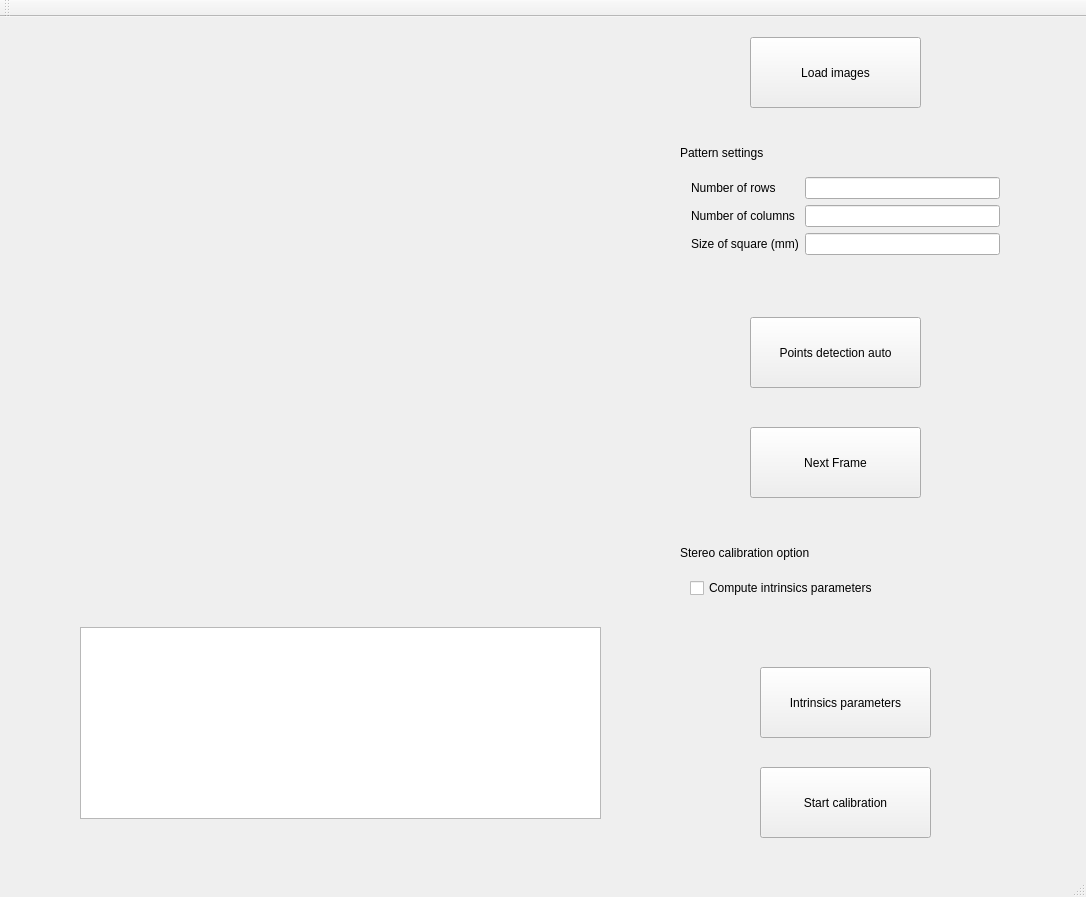
Qt form StereoCalibration/stereocalibration.ui (shadimsaleh/StereoCalibration) before a commit.
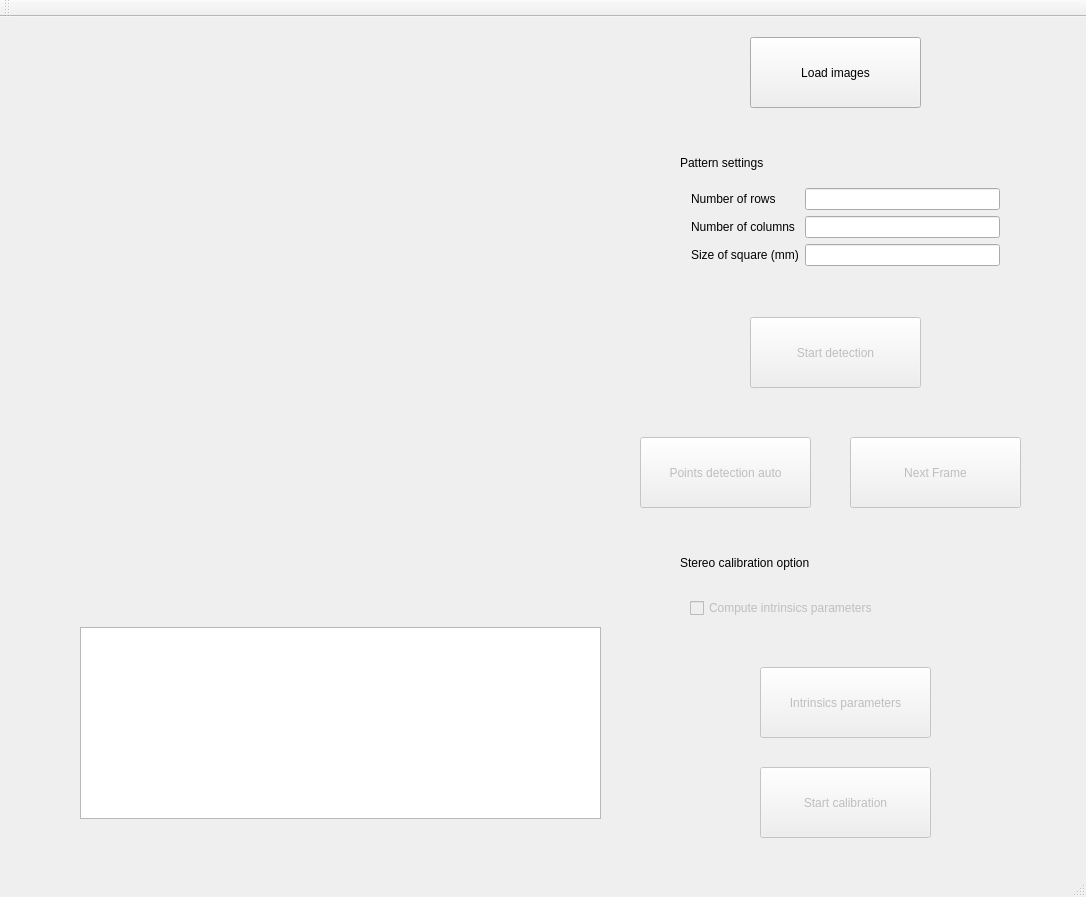
The same form after that commit.

The edit to the form file:
```diff
--- a/StereoCalibration/stereocalibration.ui
+++ b/StereoCalibration/stereocalibration.ui
@@ -31,10 +31,13 @@
     </property>
    </widget>
    <widget class="QPushButton" name="pushButtonNextFrame">
+    <property name="enabled">
+     <bool>false</bool>
+    </property>
     <property name="geometry">
      <rect>
-      <x>750</x>
-      <y>410</y>
+      <x>850</x>
+      <y>420</y>
       <width>171</width>
       <height>71</height>
      </rect>
@@ -57,7 +60,7 @@
     <property name="geometry">
      <rect>
       <x>679</x>
-      <y>550</y>
+      <y>570</y>
       <width>334</width>
       <height>81</height>
      </rect>
@@ -65,6 +68,9 @@
     <layout class="QFormLayout" name="formLayout">
      <item row="0" column="0">
       <widget class="QCheckBox" name="checkBoxComputeIntrinsicsParameters">
+       <property name="enabled">
+        <bool>false</bool>
+       </property>
        <property name="text">
         <string>Compute intrinsics parameters</string>
        </property>
@@ -76,7 +82,7 @@
     <property name="geometry">
      <rect>
       <x>680</x>
-      <y>520</y>
+      <y>530</y>
       <width>201</width>
       <height>31</height>
      </rect>
@@ -99,6 +105,9 @@
     </property>
    </widget>
    <widget class="QPushButton" name="pushButtonStartCalibration">
+    <property name="enabled">
+     <bool>false</bool>
+    </property>
     <property name="geometry">
      <rect>
       <x>760</x>
@@ -115,7 +124,7 @@
     <property name="geometry">
      <rect>
       <x>680</x>
-      <y>149</y>
+      <y>160</y>
       <width>331</width>
       <height>101</height>
      </rect>
@@ -129,7 +138,11 @@
       </widget>
      </item>
      <item row="0" column="1">
-      <widget class="QLineEdit" name="numberOfRowLineEdit"/>
+      <widget class="QLineEdit" name="numberOfRowLineEdit">
+       <property name="alignment">
+        <set>Qt::AlignRight|Qt::AlignTrailing|Qt::AlignVCenter</set>
+       </property>
+      </widget>
      </item>
      <item row="1" column="0">
       <widget class="QLabel" name="numberOfColumnsLabel">
@@ -139,7 +152,11 @@
       </widget>
      </item>
      <item row="1" column="1">
-      <widget class="QLineEdit" name="numberOfColumnsLineEdit"/>
+      <widget class="QLineEdit" name="numberOfColumnsLineEdit">
+       <property name="alignment">
+        <set>Qt::AlignRight|Qt::AlignTrailing|Qt::AlignVCenter</set>
+       </property>
+      </widget>
      </item>
      <item row="2" column="0">
       <widget class="QLabel" name="sizeOfSquareMmLabel">
@@ -149,7 +166,11 @@
       </widget>
      </item>
      <item row="2" column="1">
-      <widget class="QLineEdit" name="sizeOfSquareMmLineEdit"/>
+      <widget class="QLineEdit" name="sizeOfSquareMmLineEdit">
+       <property name="alignment">
+        <set>Qt::AlignRight|Qt::AlignTrailing|Qt::AlignVCenter</set>
+       </property>
+      </widget>
      </item>
     </layout>
    </widget>
@@ -157,7 +178,7 @@
     <property name="geometry">
      <rect>
       <x>680</x>
-      <y>120</y>
+      <y>130</y>
       <width>201</width>
       <height>31</height>
      </rect>
@@ -167,10 +188,13 @@
     </property>
    </widget>
    <widget class="QPushButton" name="pushButtonPointsDetection">
+    <property name="enabled">
+     <bool>false</bool>
+    </property>
     <property name="geometry">
      <rect>
-      <x>750</x>
-      <y>300</y>
+      <x>640</x>
+      <y>420</y>
       <width>171</width>
       <height>71</height>
      </rect>
@@ -180,6 +204,9 @@
     </property>
    </widget>
    <widget class="QPushButton" name="pushButtonIntrinsicsParameters">
+    <property name="enabled">
+     <bool>false</bool>
+    </property>
     <property name="geometry">
      <rect>
       <x>760</x>
@@ -192,6 +219,22 @@
      <string>Intrinsics parameters</string>
     </property>
    </widget>
+   <widget class="QPushButton" name="pushButtonStartDetection">
+    <property name="enabled">
+     <bool>false</bool>
+    </property>
+    <property name="geometry">
+     <rect>
+      <x>750</x>
+      <y>300</y>
+      <width>171</width>
+      <height>71</height>
+     </rect>
+    </property>
+    <property name="text">
+     <string>Start detection</string>
+    </property>
+   </widget>
   </widget>
   <widget class="QMenuBar" name="menuBar">
    <property name="geometry">
```
